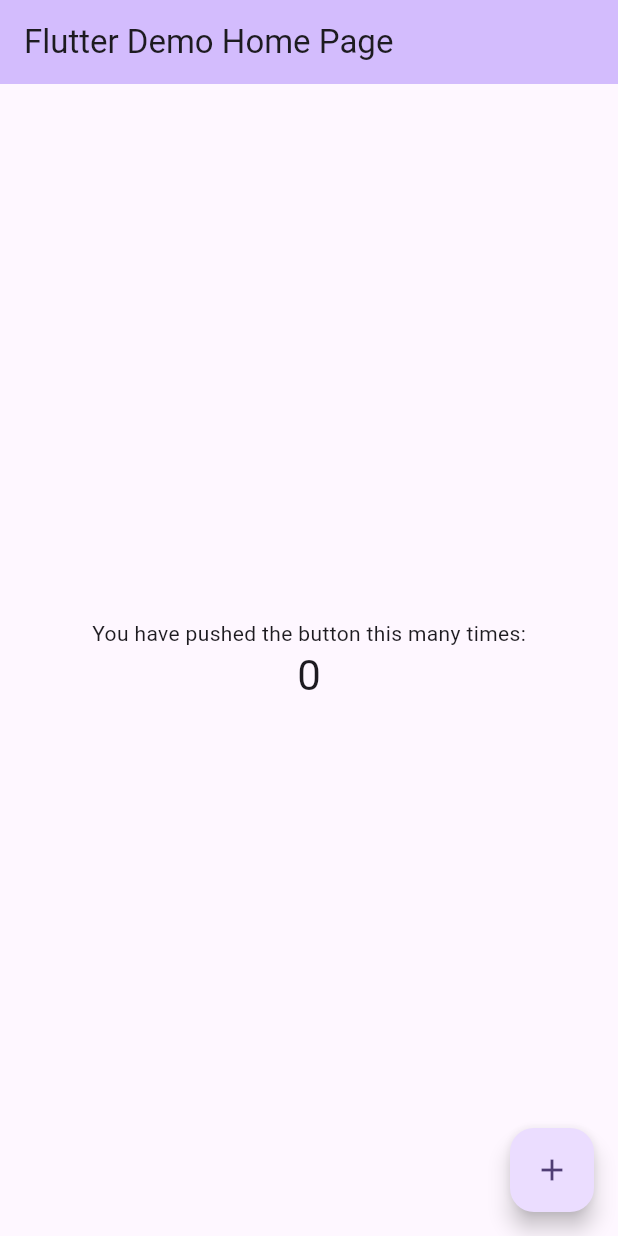
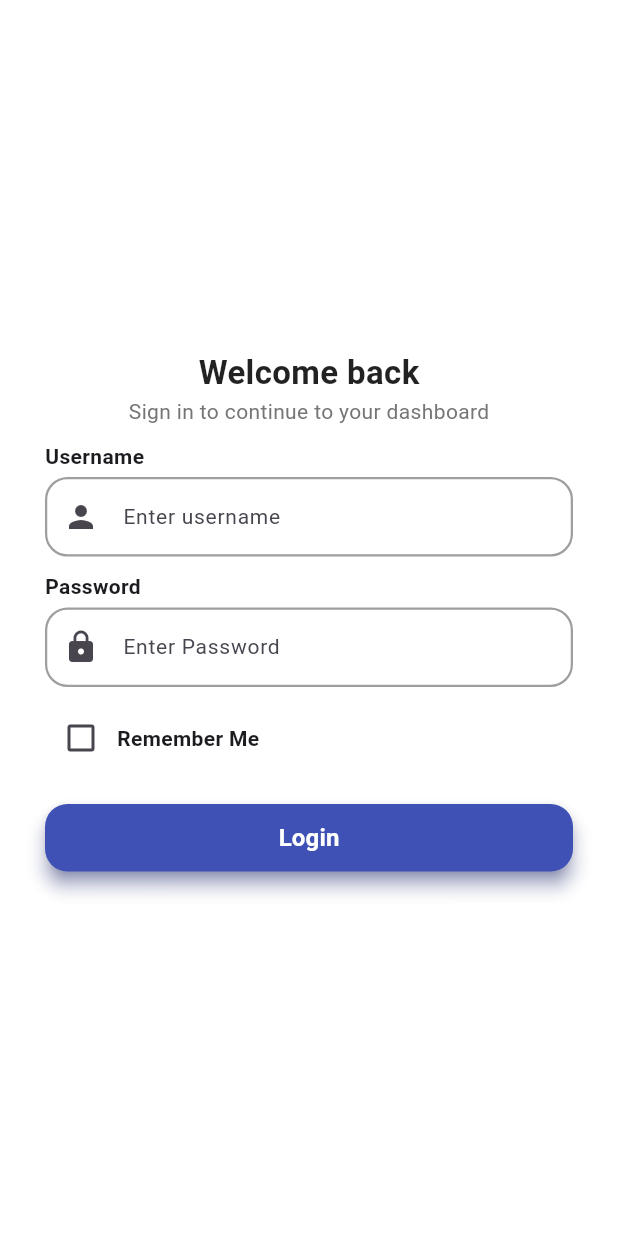
Before and after one commit to NourAlHoudaRifaieh/timed_app, a Flutter app: the screen it shows after launch, on a phone screen of 412 x 824 dp. Run offline on Flutter 3.47's test engine with Material 3 defaults, Android fonts, the phone set to English and light mode, and no system bars.

Commit message:
create loginScreen and the text_form_fied as a custom spearated widget

```diff
--- /dev/null
+++ b/lib/login_screen.dart
@@ -0,0 +1,122 @@
+import 'package:flutter/material.dart';
+import 'package:timed_app/widgets/custom_form_field.dart';
+
+class LoginScreen extends StatefulWidget {
+  LoginScreen({Key? key}) : super(key: key);
+
+  @override
+  _LoginScreenState createState() {
+    return _LoginScreenState();
+  }
+}
+
+class _LoginScreenState extends State<LoginScreen> {
+
+  final _formKey = GlobalKey<FormState>();
+  final _usernameController = TextEditingController();
+  final _passwordController = TextEditingController();
+   bool  isChecked = false;
+
+  @override
+  void initState() {
+    super.initState();
+  }
+
+  @override
+  void dispose() {
+    super.dispose();
+    _usernameController.dispose();
+    _passwordController.dispose();
+  }
+
+  @override
+  Widget build(BuildContext context) {
+    // TODO: implement build
+    return Scaffold(
+      backgroundColor: Colors.white,
+      body: Padding(
+        padding: EdgeInsets.all(20),
+        child: Column(
+          crossAxisAlignment: CrossAxisAlignment.center,
+          mainAxisAlignment:  MainAxisAlignment.center,
+          children: [
+            Text('Welcome back',
+              style: TextStyle(fontSize: 22, fontWeight: FontWeight.bold, color: Colors.black87)
+            ),
+            Text('Sign in to continue to your dashboard',
+              style: TextStyle(fontSize: 14,color: Colors.grey.shade600)
+            ),
+            Padding(
+              padding: EdgeInsets.all(10),
+              child: Form(
+                key: _formKey,
+                child: Column(
+                  crossAxisAlignment: CrossAxisAlignment.start,
+                  children: [
+                    CustomFormField(
+                        label: 'Username',
+                        validator: (value)=>
+                          value!.isEmpty ? 'Cannot be empty' : null,
+                        prefixIcon: Icon(Icons.person_sharp),
+                        controller: _usernameController,
+                        hint: 'Enter username',
+                        // obscureText: obscureText,
+                        fillColor: Colors.grey.shade400,
+                    ),
+                    SizedBox(height:10),
+                    CustomFormField(
+                      label: 'Password',
+                      validator: (value)=>
+                      value!.isEmpty ? 'Cannot be empty' : null,
+                      prefixIcon: Icon(Icons.lock),
+                      controller: _passwordController,
+                      hint: 'Enter Password',
+                      obscureText: true,
+                      fillColor: Colors.grey.shade400,
+                    ),
+                    SizedBox(height:10),
+                    Row(
+                      children: [
+                        Checkbox(
+                            value: isChecked,
+                            onChanged: (value) {
+                              setState(() {
+                                isChecked = value!;
+                              });
+                            }
+                        ),
+                        Text('Remember Me',
+                          style: TextStyle(fontSize:14, fontWeight: FontWeight.bold),
+                        ),
+                      ],
+                    ),
+                    SizedBox(height:20),
+                    SizedBox(
+                      width: double.infinity,
+                      height: 45,
+                      child: ElevatedButton(
+                          onPressed: (){},
+                          style: ElevatedButton.styleFrom(
+                            foregroundColor: Colors.white,
+                            backgroundColor: Colors.indigo,
+                            elevation: 5,
+                            shadowColor: Colors.indigo,
+                            shape: RoundedRectangleBorder(
+                              borderRadius: BorderRadius.circular(15),
+                            )
+                          ),
+                          child: Text('Login',
+                            style: TextStyle(fontSize: 16,fontWeight: FontWeight.bold)
+                          ),
+                      ),
+                    ),
+                  ],
+                ),
+              ),
+            ),
+          ],
+        ),
+      ),
+    );
+  }
+}
--- a/lib/main.dart
+++ b/lib/main.dart
@@ -1,4 +1,6 @@
 import 'package:flutter/material.dart';
+
+import 'login_screen.dart';
 
 void main() {
   runApp(const MyApp());
@@ -7,116 +9,12 @@ void main() {
 class MyApp extends StatelessWidget {
   const MyApp({super.key});
 
-  // This widget is the root of your application.
   @override
   Widget build(BuildContext context) {
     return MaterialApp(
-      title: 'Flutter Demo',
-      theme: ThemeData(
-        // This is the theme of your application.
-        //
-        // TRY THIS: Try running your application with "flutter run". You'll see
-        // the application has a purple toolbar. Then, without quitting the app,
-        // try changing the seedColor in the colorScheme below to Colors.green
-        // and then invoke "hot reload" (save your changes or press the "hot
-        // reload" button in a Flutter-supported IDE, or press "r" if you used
-        // the command line to start the app).
-        //
-        // Notice that the counter didn't reset back to zero; the application
-        // state is not lost during the reload. To reset the state, use hot
-        // restart instead.
-        //
-        // This works for code too, not just values: Most code changes can be
-        // tested with just a hot reload.
-        colorScheme: .fromSeed(seedColor: Colors.deepPurple),
-      ),
-      home: const MyHomePage(title: 'Flutter Demo Home Page'),
+      title: 'Timed Application',
+      debugShowCheckedModeBanner: false,
+      home: LoginScreen(),
     );
   }
 }
-
-class MyHomePage extends StatefulWidget {
-  const MyHomePage({super.key, required this.title});
-
-  // This widget is the home page of your application. It is stateful, meaning
-  // that it has a State object (defined below) that contains fields that affect
-  // how it looks.
-
-  // This class is the configuration for the state. It holds the values (in this
-  // case the title) provided by the parent (in this case the App widget) and
-  // used by the build method of the State. Fields in a Widget subclass are
-  // always marked "final".
-
-  final String title;
-
-  @override
-  State<MyHomePage> createState() => _MyHomePageState();
-}
-
-class _MyHomePageState extends State<MyHomePage> {
-  int _counter = 0;
-
-  void _incrementCounter() {
-    setState(() {
-      // This call to setState tells the Flutter framework that something has
-      // changed in this State, which causes it to rerun the build method below
-      // so that the display can reflect the updated values. If we changed
-      // _counter without calling setState(), then the build method would not be
-      // called again, and so nothing would appear to happen.
-      _counter++;
-    });
-  }
-
-  @override
-  Widget build(BuildContext context) {
-    // This method is rerun every time setState is called, for instance as done
-    // by the _incrementCounter method above.
-    //
-    // The Flutter framework has been optimized to make rerunning build methods
-    // fast, so that you can just rebuild anything that needs updating rather
-    // than having to individually change instances of widgets.
-    return Scaffold(
-      appBar: AppBar(
-        // TRY THIS: Try changing the color here to a specific color (to
-        // Colors.amber, perhaps?) and trigger a hot reload to see the AppBar
-        // change color while the other colors stay the same.
-        backgroundColor: Theme.of(context).colorScheme.inversePrimary,
-        // Here we take the value from the MyHomePage object that was created by
-        // the App.build method, and use it to set our appbar title.
-        title: Text(widget.title),
-      ),
-      body: Center(
-        // Center is a layout widget. It takes a single child and positions it
-        // in the middle of the parent.
-        child: Column(
-          // Column is also a layout widget. It takes a list of children and
-          // arranges them vertically. By default, it sizes itself to fit its
-          // children horizontally, and tries to be as tall as its parent.
-          //
-          // Column has various properties to control how it sizes itself and
-          // how it positions its children. Here we use mainAxisAlignment to
-          // center the children vertically; the main axis here is the vertical
-          // axis because Columns are vertical (the cross axis would be
-          // horizontal).
-          //
-          // TRY THIS: Invoke "debug painting" (choose the "Toggle Debug Paint"
-          // action in the IDE, or press "p" in the console), to see the
-          // wireframe for each widget.
-          mainAxisAlignment: .center,
-          children: [
-            const Text('You have pushed the button this many times:'),
-            Text(
-              '$_counter',
-              style: Theme.of(context).textTheme.headlineMedium,
-            ),
-          ],
-        ),
-      ),
-      floatingActionButton: FloatingActionButton(
-        onPressed: _incrementCounter,
-        tooltip: 'Increment',
-        child: const Icon(Icons.add),
-      ),
-    );
-  }
-}
--- /dev/null
+++ b/lib/widgets/custom_form_field.dart
@@ -0,0 +1,63 @@
+import 'package:flutter/material.dart';
+
+class CustomFormField extends StatelessWidget {
+
+  final TextEditingController controller;
+  final String hint;
+  final Icon prefixIcon;
+  final Color fillColor;
+  final bool obscureText;
+  final String? Function(String?)? validator;
+  final String label;
+
+  CustomFormField({
+    super.key,
+    required this.validator,
+    required this.prefixIcon,
+    required this.controller,
+    required this.hint,
+    this.obscureText = false,
+    required this.fillColor,
+    required this.label,
+  });
+
+  @override
+  Widget build(BuildContext context) {
+    // TODO: implement build
+    return Column(
+      crossAxisAlignment: CrossAxisAlignment.start,
+      children: [
+        Text(label, style: TextStyle(fontSize: 14, fontWeight: FontWeight.bold)),
+        SizedBox(height:4),
+        TextFormField(
+          controller: controller,
+          obscureText : obscureText,
+          decoration: InputDecoration(
+              hintText: hint,
+              prefixIcon: prefixIcon,
+              fillColor: Colors.grey.shade300,
+              enabledBorder: OutlineInputBorder(
+                  borderRadius: BorderRadius.circular(15),
+                  borderSide: BorderSide(
+                      color: Colors.grey.shade500,
+                      width:1.5
+                  )
+              ),
+              focusedBorder: OutlineInputBorder(
+                borderRadius: BorderRadius.circular(15),
+                  borderSide: BorderSide(
+                      color: Colors.indigo.shade500,
+                      width:1.5
+                  )
+              )
+          ),
+          style:TextStyle(
+            fontSize: 14,
+            color: Colors.grey.shade600,
+          ),
+          validator: validator,
+        ),
+      ],
+    );
+  }
+}
```
